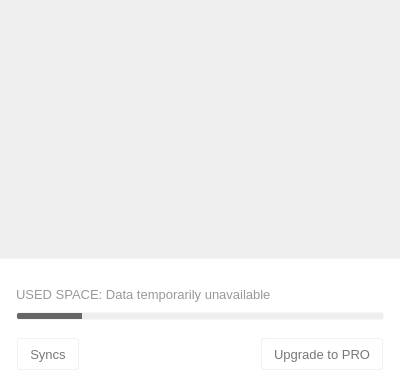
Before: the Qt Designer form src/MEGASync/gui/macx/InfoDialog.ui in meganz/MEGAsync, drawn with Qt 5.
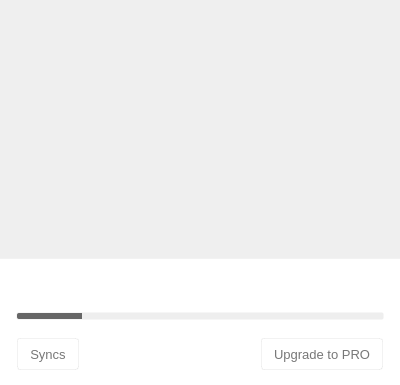
After: the same form once the commit is applied. Icons and pictures are not drawn. Custom widgets are drawn as their Qt base class.

Commit message: Remove unused string from UI files

What changed in the file:
```diff
--- a/src/MEGASync/gui/macx/InfoDialog.ui
+++ b/src/MEGASync/gui/macx/InfoDialog.ui
@@ -1451,7 +1451,7 @@
                       <string notr="true"/>
                      </property>
                      <property name="text">
-                      <string>USED SPACE: Data temporarily unavailable</string>
+                      <string/>
                      </property>
                      <property name="alignment">
                       <set>Qt::AlignLeading|Qt::AlignLeft|Qt::AlignTop</set>
```
Left out of the diff: 2 changed lines with no effect on the pictures. The commit also changes 2 other files.
